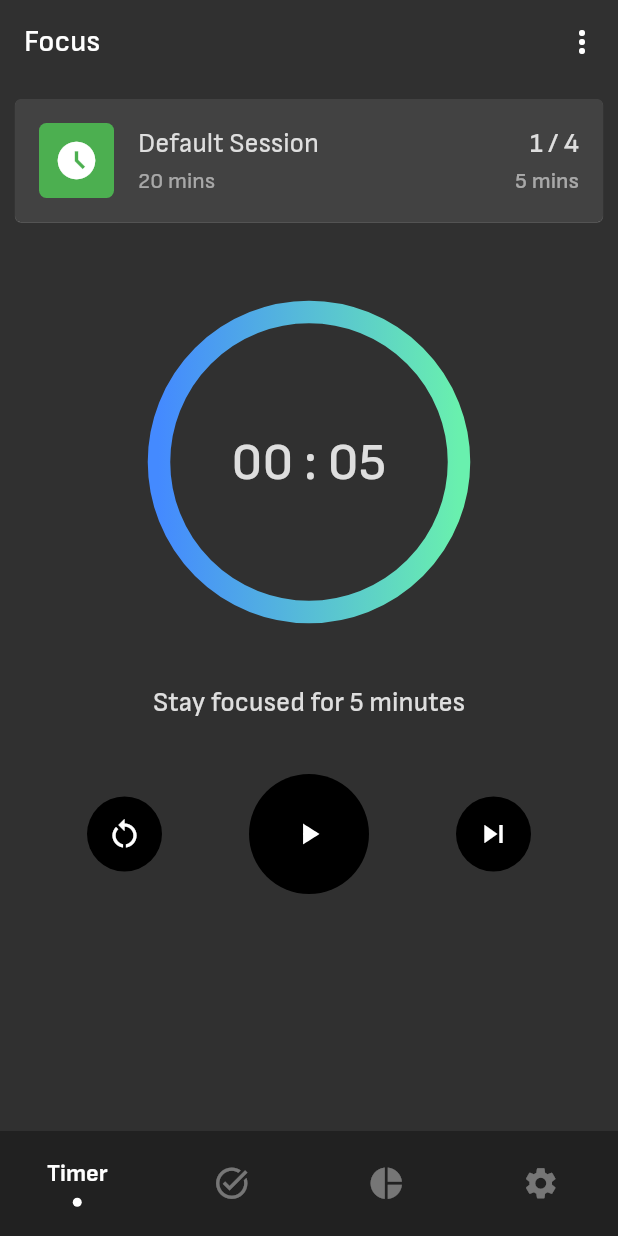
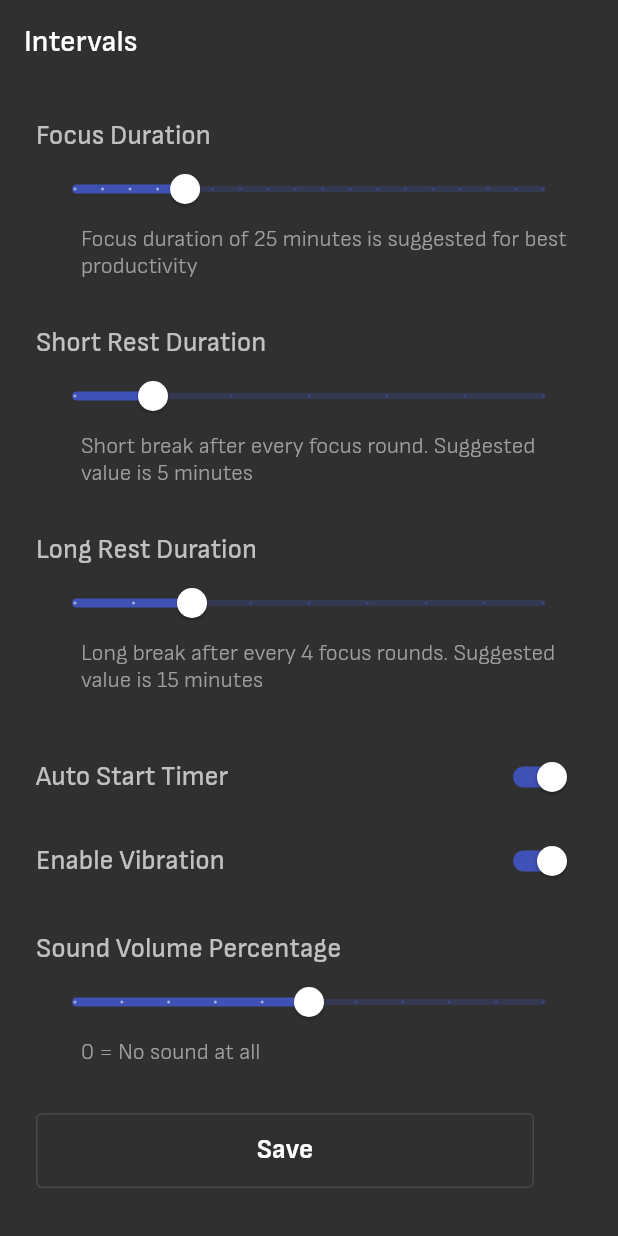
Before and after one commit to mmstq/pomodoro, a Flutter app: the screen it shows after launch, on a phone screen of 412 x 824 dp. Run offline on Flutter 3.47's test engine with Material 2 defaults, Android fonts, the phone set to English and light mode, and no system bars; drawn by our look-alikes of sliding_clipped_nav_bar; our stand-ins replace shared_preferences, timelines, vibration; missing offline and left inert: duration_picker.

Commit message:
setting page +

```diff
--- a/lib/data.dart
+++ b/lib/data.dart
@@ -1,4 +1,5 @@
 import 'package:pomodoro/model/task_model.dart';
+import 'package:shared_preferences/shared_preferences.dart';
 
 final defaultTask = Task(title: "Default Session", rounds: 4,duration: 20, taskDurations: [
   TaskDurations(duration: 5, isCompleted: false, category: 0),
@@ -10,3 +11,10 @@ final defaultTask = Task(title: "Default Session", rounds: 4,duration: 20, taskD
   TaskDurations(duration: 5, isCompleted: false, category: 0),
   TaskDurations(duration: 3, isCompleted: false, category: 2),
 ]);
+
+class SharedPrefs {
+  static late final SharedPreferences instance;
+
+  static Future<SharedPreferences> init() async =>
+      instance = await SharedPreferences.getInstance();
+}
--- a/lib/main.dart
+++ b/lib/main.dart
@@ -1,9 +1,14 @@
 import 'package:flutter/material.dart';
-import 'package:google_fonts/google_fonts.dart';
+import 'package:pomodoro/data.dart';
 import 'package:pomodoro/homepage.dart';
+import 'package:pomodoro/screens/interval_setting.dart';
 
 
-void main() {
+void main() async{
+  WidgetsFlutterBinding.ensureInitialized();
+
+  // Initialize SharedPrefs instance.
+  await SharedPrefs.init();
   runApp(const MyApp());
 }
 
@@ -19,6 +24,11 @@ class MyApp extends StatelessWidget {
       themeMode: ThemeMode.dark,
       darkTheme: ThemeData(
         fontFamily: "Sofia",
+        switchTheme: SwitchThemeData(
+            thumbColor: MaterialStateProperty.all(Colors.white),
+            trackColor: MaterialStateProperty.resolveWith((states) =>
+            states.contains(MaterialState.selected) ? Colors.indigo : null)),
+        primaryColor: Colors.indigo,
         primarySwatch: Colors.indigo,
         brightness: Brightness.dark,
       ),
@@ -27,7 +37,7 @@ class MyApp extends StatelessWidget {
         fontFamily: 'Ubuntu',
         primarySwatch: Colors.indigo,
       ),
-      home: const HomePage(),
+      home: const Intervals(),
     );
   }
 }
--- /dev/null
+++ b/lib/screens/interval_setting.dart
@@ -0,0 +1,211 @@
+import 'package:flutter/material.dart';
+import 'package:pomodoro/data.dart';
+import 'package:shared_preferences/shared_preferences.dart';
+import 'package:vibration/vibration.dart';
+
+class Intervals extends StatefulWidget {
+  const Intervals({Key? key}) : super(key: key);
+
+  @override
+  State<Intervals> createState() => _IntervalsState();
+}
+
+class _IntervalsState extends State<Intervals> {
+  late double focusTime;
+  late double restTime;
+  late double longRestTime;
+  late bool vibrate;
+  late bool autoTimer;
+  late bool sound;
+  late double soundValue;
+  late final SharedPreferences shared;
+  late final TextStyle titleStyle;
+  late final TextStyle descriptionStyle;
+
+  void initialise() {
+    shared = SharedPrefs.instance;
+    titleStyle = const TextStyle(
+        fontSize: 18,
+        color: Colors.white70,
+        fontWeight: FontWeight.w400);
+    descriptionStyle = titleStyle.copyWith(fontSize: 15,
+        color: Colors.white54,
+        fontWeight: FontWeight.w300);
+    focusTime = shared.getDouble('focusTime') ?? 25;
+    restTime = shared.getDouble('restTime') ?? 5;
+    longRestTime = shared.getDouble('longRestTime') ?? 15;
+    soundValue = shared.getDouble('soundValue') ?? 5;
+    vibrate = shared.getBool('vibrate') ?? true;
+    sound = shared.getBool('sound') ?? true;
+    autoTimer = shared.getBool('autoTimer') ?? true;
+  }
+
+  @override
+  void initState() {
+    super.initState();
+    initialise();
+  }
+
+  @override
+  Widget build(BuildContext context) {
+    return Scaffold(
+      appBar: AppBar(
+        title: const Text('Intervals'),
+        backgroundColor: Theme
+            .of(context)
+            .scaffoldBackgroundColor,
+        elevation: 0,
+      ),
+      body: SingleChildScrollView(
+        child: Container(
+          margin: const EdgeInsets.all(24),
+          child: Column(
+            mainAxisSize: MainAxisSize.min,
+            crossAxisAlignment: CrossAxisAlignment.start,
+            children: [
+              Text('Focus Duration',
+                  style: titleStyle),
+              Slider(
+                  min: 5,
+                  label: '${focusTime.toInt()} mins',
+                  max: 90,
+                  thumbColor: Colors.white,
+                  divisions: 17,
+                  value: focusTime,
+                  onChanged: (value) {
+                    setState(() {
+                      focusTime = value;
+                    });
+                  }),
+              Padding(
+                padding: const EdgeInsets.only(left: 30),
+                child: Text(
+                    'Focus duration of 25 minutes is suggested for best productivity',
+                    style: descriptionStyle),
+              ),
+              const SizedBox(
+                height: 32,
+              ),
+              Text('Short Rest Duration',
+                  style: titleStyle),
+              Slider(
+                  min: 0,
+                  label: '${restTime.toInt()} mins',
+                  max: 30,
+                  thumbColor: Colors.white,
+                  divisions: 6,
+                  value: restTime,
+                  onChanged: (value) {
+                    setState(() {
+                      restTime = value;
+                    });
+                  }),
+              Padding(
+                padding: const EdgeInsets.only(left: 30),
+                child: Text(
+                    'Short break after every focus round. Suggested value is 5 minutes',
+                    style: descriptionStyle),
+              ),
+              const SizedBox(
+                height: 32,
+              ),
+              Text('Long Rest Duration',
+                  style: titleStyle),
+              Slider(
+                  min: 5,
+                  label: '${longRestTime.toInt()} mins',
+                  max: 45,
+                  thumbColor: Colors.white,
+                  divisions: 8,
+                  value: longRestTime,
+                  onChanged: (value) {
+                    setState(() {
+                      longRestTime = value;
+                    });
+                  }),
+              Padding(
+                padding: const EdgeInsets.only(left: 30),
+                child: Text(
+                    'Long break after every 4 focus rounds. Suggested value is 15 minutes',
+                    style: descriptionStyle),
+              ),
+              const SizedBox(
+                height: 32,
+              ),
+              Row(
+                children: [
+                  Text('Auto Start Timer',
+                      style: titleStyle),
+                  const Spacer(),
+                  Switch(
+                    value: autoTimer,
+                    onChanged: (value) {
+                      setState(() {
+                        autoTimer = value;
+                      });
+                    },
+                  ),
+                ],
+              ),
+              const SizedBox(
+                height: 8,
+              ),
+              Row(
+                children: [
+                  Text('Enable Vibration',
+                      style: titleStyle),
+                  const Spacer(),
+                  Switch(
+                    value: vibrate,
+                    onChanged: (value) {
+                      setState(() {
+                        Vibration.vibrate();
+                        vibrate = value;
+                      });
+                    },
+                  ),
+                ],
+              ),
+              const SizedBox(height: 24,),
+              Text('Sound Volume Percentage',
+                  style: titleStyle),
+              Slider(
+                  min: 0,
+                  label: '${soundValue.toInt()}',
+                  max: 10,
+                  thumbColor: Colors.white,
+                  divisions: 10,
+                  value: soundValue,
+                  onChanged: (value) {
+                    setState(() {
+                      soundValue = value;
+                    });
+                  }),
+              Padding(
+                padding: const EdgeInsets.only(left: 30),
+                child: Text(
+                    '0 = No sound at all',
+                    style: descriptionStyle),
+              ),
+              const SizedBox(
+                height: 32,
+              ),
+              OutlinedButton(
+                  onPressed: () {},
+                  child: const SizedBox(
+                      width: 300,
+                      height: 50,
+                      child: Center(
+                        child: Text("Save",
+                            style: TextStyle(
+                                fontSize: 18,
+                                color: Colors.white,
+                                fontWeight: FontWeight.w700)),
+                      )))
+            ],
+          ),
+        ),
+      ),
+    );
+  }
+}
--- a/lib/screens/settings.dart
+++ b/lib/screens/settings.dart
@@ -1,5 +1,6 @@
 import 'package:flutter/cupertino.dart';
 import 'package:flutter/material.dart';
+import 'package:pomodoro/screens/interval_setting.dart';
 
 class Setting extends StatefulWidget {
   const Setting({Key? key}) : super(key: key);
@@ -23,8 +24,11 @@ class _SettingState extends State<Setting> {
         child: Column(
           mainAxisSize: MainAxisSize.min,
           children: [
-            GestureDetector(
-              onTap: (){},
+            InkWell(
+              onTap: (){
+                Navigator.push(context, MaterialPageRoute(builder: (_)=>const Intervals()));
+
+              },
               child: Row(
                 children: const [
                   Text("Intervals",
@@ -43,8 +47,10 @@ class _SettingState extends State<Setting> {
             const SizedBox(height: 20,),
             Container(color: Colors.white12,height: 1,width: 300,),
             const SizedBox(height: 20,),
-            GestureDetector(
-              onTap: (){},
+            InkWell(
+              onTap: (){
+                Navigator.push(context, MaterialPageRoute(builder: (_)=>const Intervals()));
+              },
               child: Row(
                 children: const [
                   Text("Behaviour",
--- a/pubspec.yaml
+++ b/pubspec.yaml
@@ -39,7 +39,7 @@ dependencies:
   syncfusion_flutter_gauges:
   duration_picker:
   timelines: ^0.1.0
-  google_fonts:
+  vibration:
   shared_preferences:
   sqflite:
   sliding_clipped_nav_bar:
```
Also changed, not shown: pubspec.lock, 1 other file.
